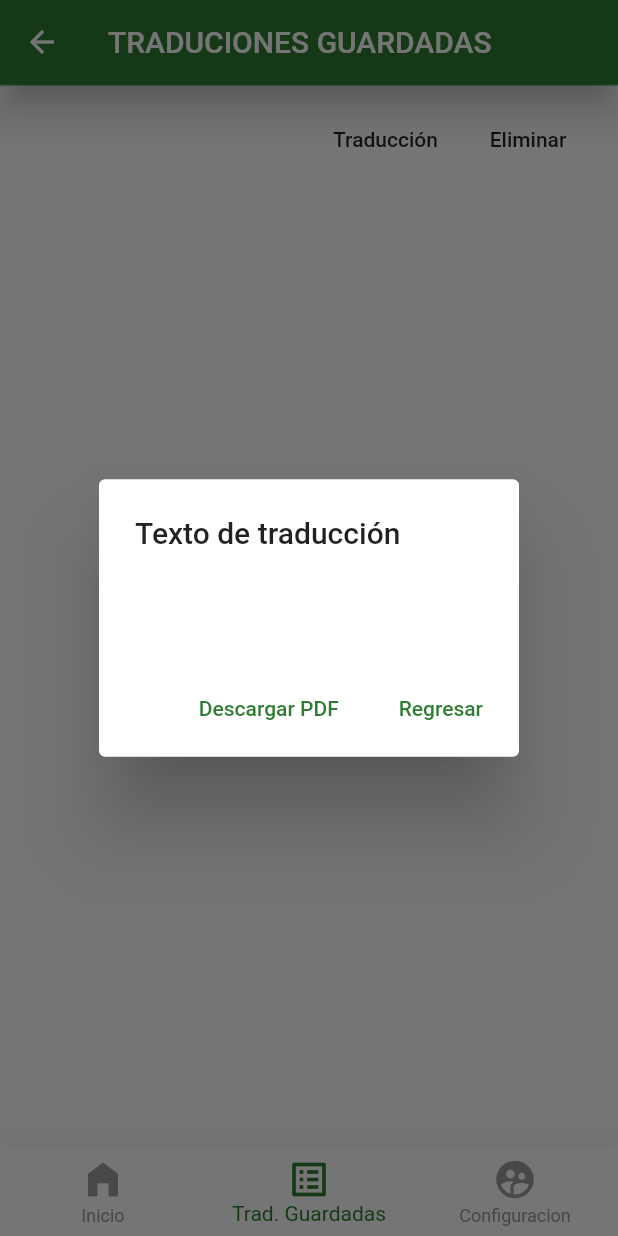
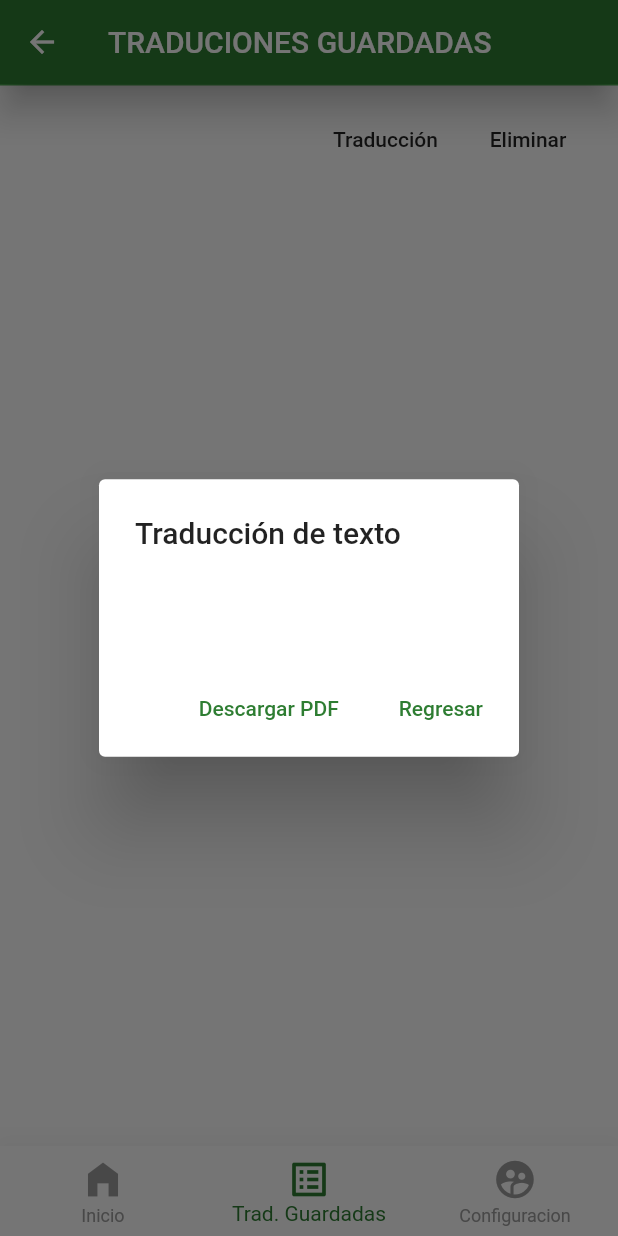
Before and after one commit to OlafRuv/traduciendo_con_sentido, a Flutter app: the TraduccionesGuardadasPage screen opened by its route, item 2 of the bottom bar chosen, after a tap on "Traducción", on a phone screen of 412 x 824 dp. Run offline on Flutter 3.47's test engine with Material 2 defaults, Android fonts, the phone set to English and light mode, and no system bars; our stand-ins replace cloud_firestore, file_picker, firebase_auth, firebase_core, image_picker, open_file; missing offline and left inert: google_ml_kit, syncfusion_flutter_pdf; accounts and stored records are empty.

```diff
--- a/lib/src/pages/saved_documents_section/traducciones_guardadas_page.dart
+++ b/lib/src/pages/saved_documents_section/traducciones_guardadas_page.dart
@@ -76,7 +76,7 @@ CollectionReference firebaseFirestore = FirebaseFirestore.instance.collection("u
                                 context: context,
                                 builder: (BuildContext context) =>
                                 AlertDialog(
-                                title: const Text('Texto de traducción'),
+                                title: const Text('Traducción de texto'),
                                 content: SingleChildScrollView(
                                   child: Text(data['Texto_guardado'], style: const TextStyle(fontFamily: 'braile_font',fontSize: 20, height: 1.5)), //MOSTRARA EL TEXTO DE NUESTRO ELEMENTO SELECCIONADO DE FIRESTORE
                                 ),
```
Also changed, not shown: lib/src/pages/menu_section/traducir_texto_page.dart (+12 -6 lines), pubspec.lock, 1 other file.
